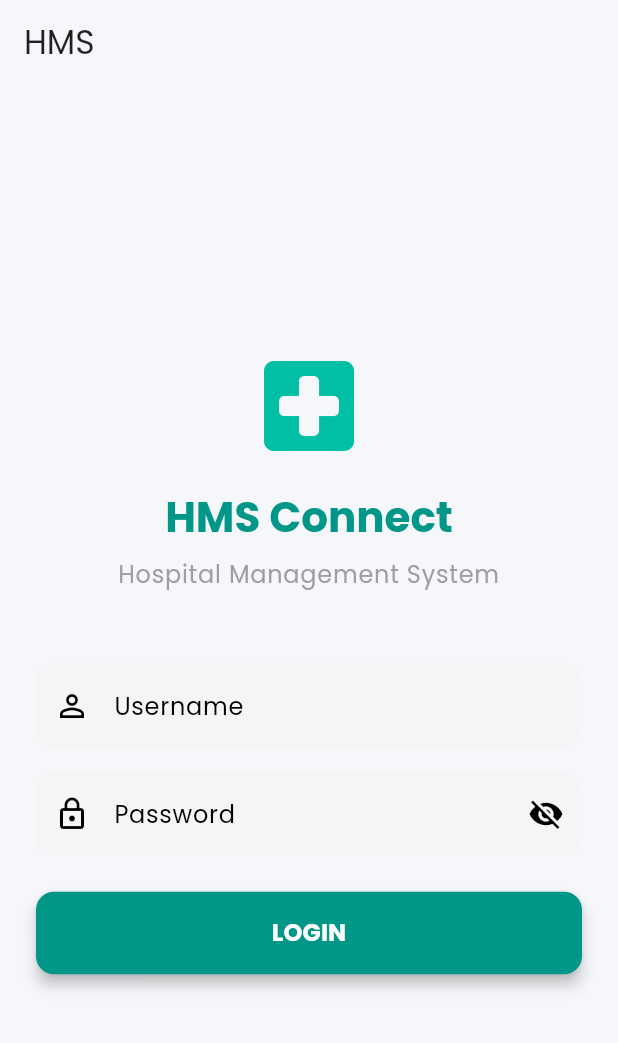
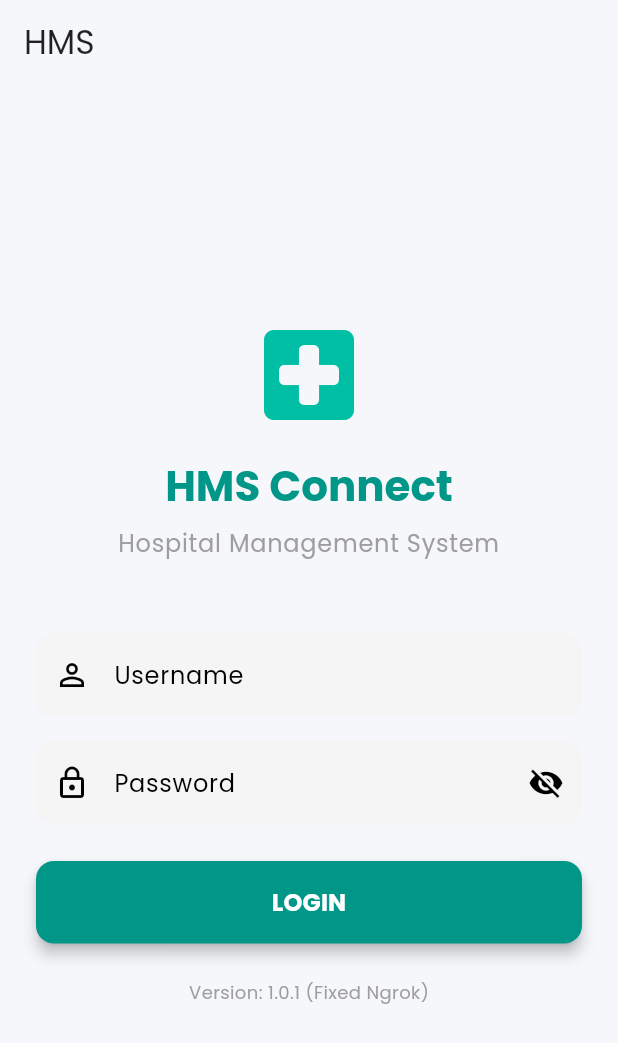
Before and after one commit to pavankumarits/hms-app, a Flutter app: the screen it shows after launch, on a phone screen of 412 x 824 dp. Shown: the top 1043 px of the screen. Run offline on Flutter 3.47's test engine with Material 3 defaults, Android fonts, the light colour scheme and no system bars; our stand-ins replace connectivity_plus, dio, drift, file_picker, fl_chart, flutter_secure_storage and 1 more; accounts and stored records are empty; generated files the repository leaves out were written again; network calls fail.

Commit message:
UI: Add version indicator

```diff
--- a/frontend/lib/screens/auth/login_screen.dart
+++ b/frontend/lib/screens/auth/login_screen.dart
@@ -124,6 +124,13 @@ class _LoginScreenState extends State<LoginScreen> {
                   },
                 ),
               ),
+              const SizedBox(height: 24),
+              const Center(
+                child: Text(
+                  "Version: 1.0.1 (Fixed Ngrok)",
+                  style: TextStyle(color: Colors.grey, fontSize: 12),
+                ),
+              ),
             ],
           ),
         ),
```
